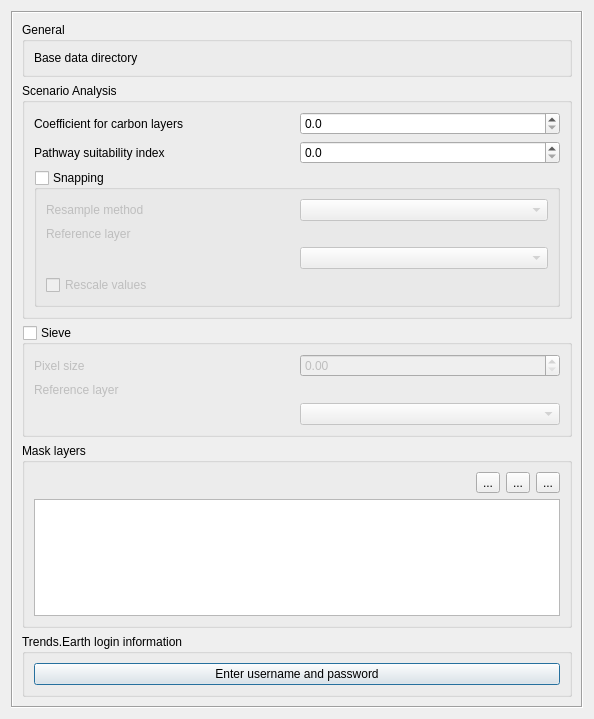
Above: src/cplus_plugin/ui/cplus_settings.ui from ConservationInternational/cplus-plugin before the change. Below: the same form after it.
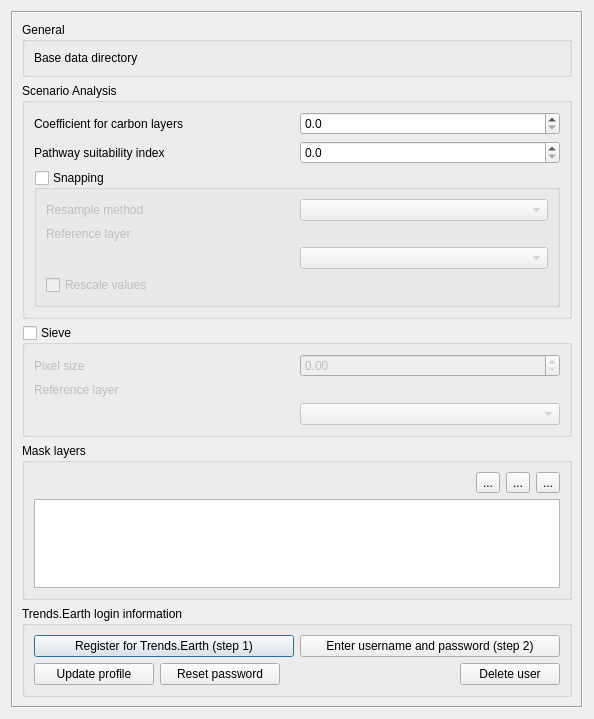
That is the form after the change. Custom widgets are drawn as their Qt base class.

Commit message: Add Trends.Earth register, update profile, reset password, and delete profile

Patch:
```diff
--- a/src/cplus_plugin/ui/cplus_settings.ui
+++ b/src/cplus_plugin/ui/cplus_settings.ui
@@ -22,7 +22,7 @@
   <property name="windowTitle">
    <string>Settings</string>
   </property>
-  <layout class="QVBoxLayout" name="verticalLayout_3">
+  <layout class="QVBoxLayout" name="verticalLayout_4">
    <item>
     <widget class="QgsScrollArea" name="scroll_area">
      <property name="frameShape">
@@ -35,9 +35,9 @@
       <property name="geometry">
        <rect>
         <x>0</x>
-        <y>-136</y>
+        <y>-172</y>
         <width>557</width>
-        <height>839</height>
+        <height>875</height>
        </rect>
       </property>
       <layout class="QVBoxLayout" name="verticalLayout_5">
@@ -327,20 +327,104 @@
          <property name="saveCollapsedState">
           <bool>false</bool>
          </property>
-         <layout class="QVBoxLayout" name="verticalLayout_5">
+         <layout class="QVBoxLayout" name="verticalLayout_3">
           <item>
-           <layout class="QHBoxLayout" name="horizontalLayout_7">
+           <layout class="QHBoxLayout" name="horizontalLayout_5">
+            <item>
+             <widget class="QPushButton" name="pushButton_register">
+              <property name="text">
+               <string>Register for Trends.Earth (step 1)</string>
+              </property>
+             </widget>
+            </item>
             <item>
              <widget class="QPushButton" name="pushButton_login">
               <property name="text">
-               <string>Enter username and password</string>
+               <string>Enter username and password (step 2)</string>
               </property>
              </widget>
             </item>
            </layout>
           </item>
           <item>
-           <layout class="QHBoxLayout" name="horizontalLayout_8"/>
+           <layout class="QHBoxLayout" name="horizontalLayout_6">
+            <item>
+             <widget class="QPushButton" name="pushButton_update_profile">
+              <property name="sizePolicy">
+               <sizepolicy hsizetype="Preferred" vsizetype="Preferred">
+                <horstretch>0</horstretch>
+                <verstretch>0</verstretch>
+               </sizepolicy>
+              </property>
+              <property name="minimumSize">
+               <size>
+                <width>120</width>
+                <height>0</height>
+               </size>
+              </property>
+              <property name="font">
+               <font>
+                <weight>50</weight>
+                <bold>false</bold>
+               </font>
+              </property>
+              <property name="text">
+               <string>Update profile</string>
+              </property>
+             </widget>
+            </item>
+            <item>
+             <widget class="QPushButton" name="pushButton_forgot_pwd">
+              <property name="sizePolicy">
+               <sizepolicy hsizetype="Preferred" vsizetype="Preferred">
+                <horstretch>0</horstretch>
+                <verstretch>0</verstretch>
+               </sizepolicy>
+              </property>
+              <property name="minimumSize">
+               <size>
+                <width>120</width>
+                <height>0</height>
+               </size>
+              </property>
+              <property name="text">
+               <string>Reset password</string>
+              </property>
+             </widget>
+            </item>
+            <item>
+             <spacer name="horizontalSpacer">
+              <property name="orientation">
+               <enum>Qt::Horizontal</enum>
+              </property>
+              <property name="sizeHint" stdset="0">
+               <size>
+                <width>40</width>
+                <height>20</height>
+               </size>
+              </property>
+             </spacer>
+            </item>
+            <item>
+             <widget class="QPushButton" name="pushButton_delete_user">
+              <property name="sizePolicy">
+               <sizepolicy hsizetype="Preferred" vsizetype="Preferred">
+                <horstretch>0</horstretch>
+                <verstretch>0</verstretch>
+               </sizepolicy>
+              </property>
+              <property name="minimumSize">
+               <size>
+                <width>100</width>
+                <height>0</height>
+               </size>
+              </property>
+              <property name="text">
+               <string>Delete user</string>
+              </property>
+             </widget>
+            </item>
+           </layout>
           </item>
          </layout>
         </widget>
```
Left out of the diff: 46 changed lines with no effect on the pictures. The commit also changes 4 other files.
